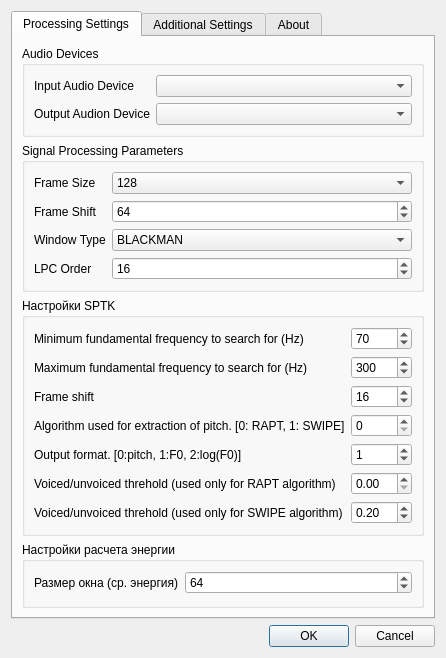
Above: settingsdialog.ui from zhitko/inton-trainer before the change. Below: the same form after it.
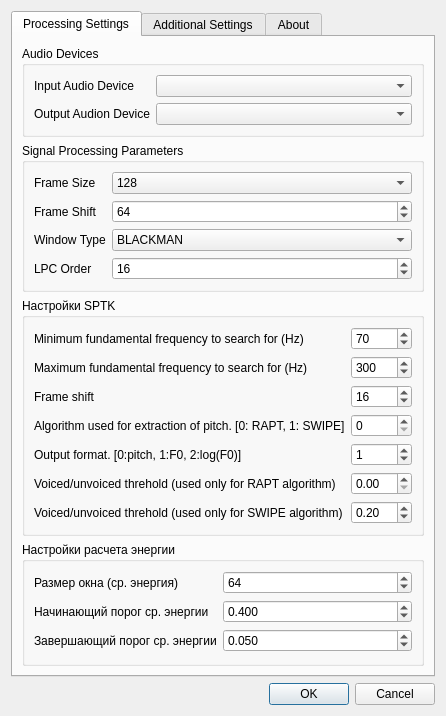
That is the form after the change. Icons and pictures are not drawn.

Commit message: Feature #5 добавлен порог срабатывания детектора речи

The edit to the form file:
```diff
--- a/settingsdialog.ui
+++ b/settingsdialog.ui
@@ -7,7 +7,7 @@
     <x>0</x>
     <y>0</y>
     <width>408</width>
-    <height>612</height>
+    <height>652</height>
    </rect>
   </property>
   <property name="windowTitle">
@@ -388,6 +388,52 @@
             </property>
            </widget>
           </item>
+          <item row="1" column="0">
+           <widget class="QLabel" name="label_17">
+            <property name="text">
+             <string>Начинающий порог ср. энергии</string>
+            </property>
+           </widget>
+          </item>
+          <item row="1" column="1">
+           <widget class="QDoubleSpinBox" name="energyMidThresholdStart">
+            <property name="decimals">
+             <number>3</number>
+            </property>
+            <property name="maximum">
+             <double>1.000000000000000</double>
+            </property>
+            <property name="singleStep">
+             <double>0.010000000000000</double>
+            </property>
+            <property name="value">
+             <double>0.400000000000000</double>
+            </property>
+           </widget>
+          </item>
+          <item row="2" column="0">
+           <widget class="QLabel" name="label_18">
+            <property name="text">
+             <string>Завершающий порог ср. энергии</string>
+            </property>
+           </widget>
+          </item>
+          <item row="2" column="1">
+           <widget class="QDoubleSpinBox" name="energyMidThresholdEnd">
+            <property name="decimals">
+             <number>3</number>
+            </property>
+            <property name="maximum">
+             <double>1.000000000000000</double>
+            </property>
+            <property name="singleStep">
+             <double>0.010000000000000</double>
+            </property>
+            <property name="value">
+             <double>0.050000000000000</double>
+            </property>
+           </widget>
+          </item>
          </layout>
         </widget>
        </item>
```
The commit also changes 15 other files.
